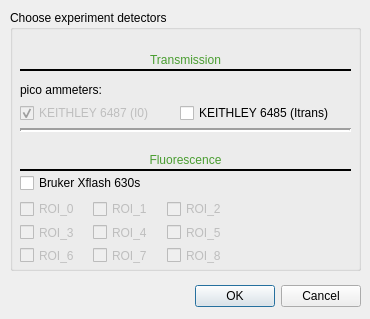
The window that ui/mapDetectors.ui (SESAME-Synchrotron/HESEBScanTool) describes before a commit, drawn with Qt 5.
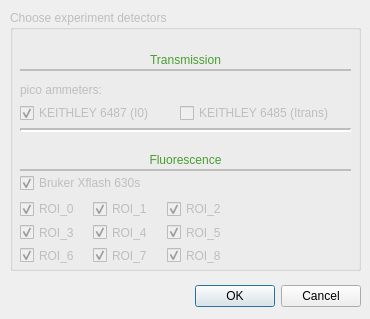
The same window after the commit.

Commit message: enable & disable some mapping scan widgets

The edit to the form file:
```diff
--- a/ui/mapDetectors.ui
+++ b/ui/mapDetectors.ui
@@ -30,6 +30,9 @@
    </property>
   </widget>
   <widget class="QGroupBox" name="groupBox">
+   <property name="enabled">
+    <bool>false</bool>
+   </property>
    <property name="geometry">
     <rect>
      <x>10</x>
@@ -49,7 +52,7 @@
    </property>
    <widget class="QCheckBox" name="XFLASH">
     <property name="enabled">
-     <bool>true</bool>
+     <bool>false</bool>
     </property>
     <property name="geometry">
      <rect>
@@ -63,7 +66,7 @@
      <string>Bruker Xflash 630s</string>
     </property>
     <property name="checked">
-     <bool>false</bool>
+     <bool>true</bool>
     </property>
    </widget>
    <widget class="Line" name="line">
@@ -186,7 +189,7 @@
    </widget>
    <widget class="QCheckBox" name="KEITHLEY_Itrans">
     <property name="enabled">
-     <bool>true</bool>
+     <bool>false</bool>
     </property>
     <property name="geometry">
      <rect>
@@ -205,7 +208,7 @@
    </widget>
    <widget class="Line" name="line_3">
     <property name="enabled">
-     <bool>true</bool>
+     <bool>false</bool>
     </property>
     <property name="geometry">
      <rect>
@@ -233,7 +236,7 @@
      <enum>Qt::Horizontal</enum>
     </property>
    </widget>
-   <widget class="QWidget" name="">
+   <widget class="QWidget" name="layoutWidget">
     <property name="geometry">
      <rect>
       <x>10</x>
@@ -253,6 +256,9 @@
          <property name="text">
           <string>ROI_0</string>
          </property>
+         <property name="checked">
+          <bool>true</bool>
+         </property>
         </widget>
        </item>
        <item>
@@ -263,6 +269,9 @@
          <property name="text">
           <string>ROI_3</string>
          </property>
+         <property name="checked">
+          <bool>true</bool>
+         </property>
         </widget>
        </item>
        <item>
@@ -273,6 +282,9 @@
          <property name="text">
           <string>ROI_6</string>
          </property>
+         <property name="checked">
+          <bool>true</bool>
+         </property>
         </widget>
        </item>
       </layout>
@@ -287,6 +299,9 @@
          <property name="text">
           <string>ROI_1</string>
          </property>
+         <property name="checked">
+          <bool>true</bool>
+         </property>
         </widget>
        </item>
        <item>
@@ -297,6 +312,9 @@
          <property name="text">
           <string>ROI_4</string>
          </property>
+         <property name="checked">
+          <bool>true</bool>
+         </property>
         </widget>
        </item>
        <item>
@@ -307,6 +325,9 @@
          <property name="text">
           <string>ROI_7</string>
          </property>
+         <property name="checked">
+          <bool>true</bool>
+         </property>
         </widget>
        </item>
       </layout>
@@ -321,6 +342,9 @@
          <property name="text">
           <string>ROI_2</string>
          </property>
+         <property name="checked">
+          <bool>true</bool>
+         </property>
         </widget>
        </item>
        <item>
@@ -331,6 +355,9 @@
          <property name="text">
           <string>ROI_5</string>
          </property>
+         <property name="checked">
+          <bool>true</bool>
+         </property>
         </widget>
        </item>
        <item>
@@ -341,6 +368,9 @@
          <property name="text">
           <string>ROI_8</string>
          </property>
+         <property name="checked">
+          <bool>true</bool>
+         </property>
         </widget>
        </item>
       </layout>
```
Left out of the diff: 3 changed lines with no effect on the pictures. The commit also changes 6 other files.
